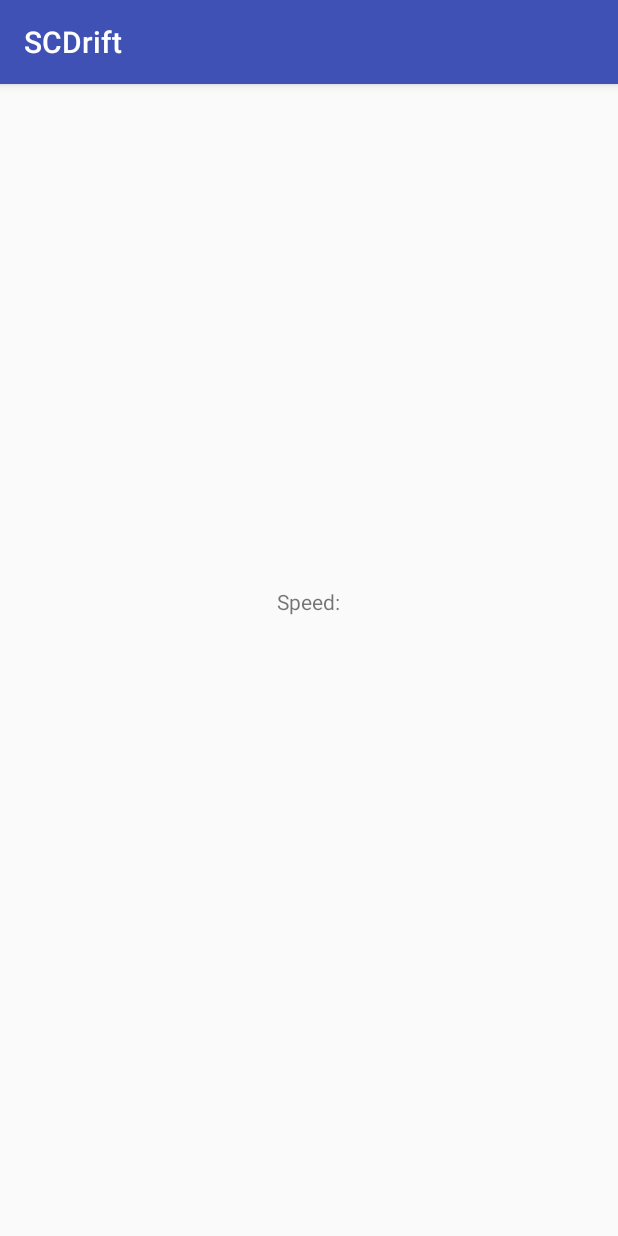
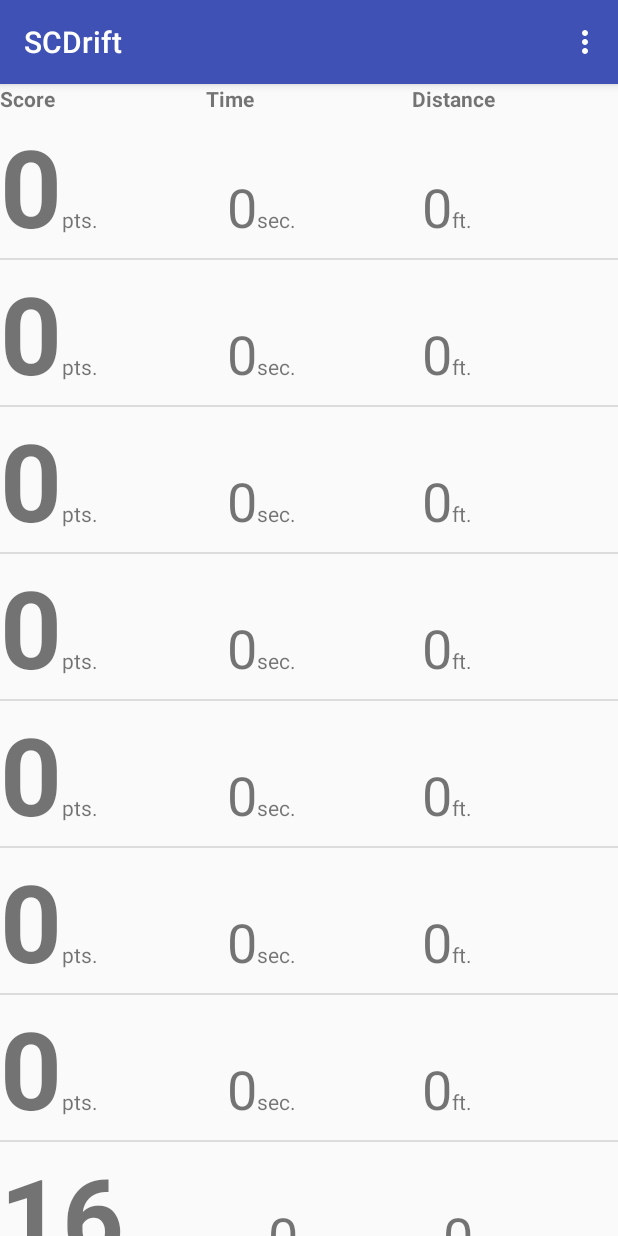
Before and after one commit to benjaminran/sc-drift, an Android app: the screen it shows after launch (MainActivity), on a phone screen of 412 x 824 dp. Run offline under Robolectric (Android 15) with nearby library versions, the phone set to English and light mode, and no system bars; 6 statements that could not run were skipped.

Commit message:
added slides view

```diff
--- a/app/src/main/java/com/inboardhack/scdrift/Board.java
+++ b/app/src/main/java/com/inboardhack/scdrift/Board.java
@@ -1,3 +1,4 @@
+/*
 package com.inboardhack.scdrift
 
 public class Board {
@@ -9,7 +10,9 @@ public class Board {
     private float initBearing = 0.0;
     public static final double MINSLIDESTRENGTH = 0;
 
-    public Board(double[] acceleration /* contains gravity */) {
+    public Board(double[] acceleration */
+/* contains gravity *//*
+) {
         position[0] = 0;
         position[1] = 0;
         position[2] = 0;
@@ -222,3 +225,4 @@ public class Board {
         ret[2] = da / dt;
     }
 }
+*/
--- a/app/src/main/java/com/inboardhack/scdrift/DataThread.java
+++ b/app/src/main/java/com/inboardhack/scdrift/DataThread.java
@@ -15,8 +15,9 @@ public class DataThread extends Thread {
     private VelocityMeter velocityMeter;
 
     public DataThread(DataService dataService) {
+        super("DataThread");
         this.dataService = dataService;
-        velocityMeter = new VelocityMeter();
+        velocityMeter = new VelocityMeter(dataService);
     }
 
     public VelocityMeter getVelocityMeter() { return velocityMeter; }
--- a/app/src/main/java/com/inboardhack/scdrift/MainActivity.java
+++ b/app/src/main/java/com/inboardhack/scdrift/MainActivity.java
@@ -13,6 +13,7 @@ import android.support.design.widget.FloatingActionButton;
 import android.support.design.widget.Snackbar;
 import android.support.v7.app.AppCompatActivity;
 import android.support.v7.widget.Toolbar;
+import android.util.Log;
 import android.view.View;
 import android.view.Menu;
 import android.view.MenuItem;
@@ -33,26 +34,16 @@ public class MainActivity extends AppCompatActivity implements ServiceConnection
         initUi();
         scoreViewUpdater = new ScoreViewUpdater(new Handler(), scoreView);
         scoreViewUpdater.run();
-
         Intent intent = new Intent(this, DataService.class);
         startService(intent);
         bindService(intent, this, 0);
-
-        /*FloatingActionButton fab = (FloatingActionButton) findViewById(R.id.fab);
-        fab.setOnClickListener(new View.OnClickListener() {
-            @Override
-            public void onClick(View view) {
-                Snackbar.make(view, "Replace with your own action", Snackbar.LENGTH_LONG)
-                        .setAction("Action", null).show();
-            }
-        });*/
     }
 
     private void registerForLocation() {
         LocationManager locationManager = (LocationManager) this.getSystemService(Context.LOCATION_SERVICE);
         LocationListener locationListener = dataService.getVelocityMeter();
-        locationManager.requestLocationUpdates(LocationManager.GPS_PROVIDER, 0, 0, locationListener);
-        locationManager.requestLocationUpdates(LocationManager.NETWORK_PROVIDER, 0, 0, locationListener);
+        locationManager.requestLocationUpdates(LocationManager.GPS_PROVIDER, 0, 0, locationListener, dataService.getDataThreadLooper());
+        locationManager.requestLocationUpdates(LocationManager.NETWORK_PROVIDER, 0, 0, locationListener, dataService.getDataThreadLooper());
     }
 
     private void initUi() {
@@ -62,38 +53,31 @@ public class MainActivity extends AppCompatActivity implements ServiceConnection
     @Override
     public boolean onCreateOptionsMenu(Menu menu) {
         // Inflate the menu; this adds items to the action bar if it is present.
-//        getMenuInflater().inflate(R.menu.menu_main, menu);
+        getMenuInflater().inflate(R.menu.menu_main, menu);
         return true;
     }
 
     @Override
     public boolean onOptionsItemSelected(MenuItem item) {
-        // Handle action bar item clicks here. The action bar will
-        // automatically handle clicks on the Home/Up button, so long
-        // as you specify a parent activity in AndroidManifest.xml.
         int id = item.getItemId();
-
         //noinspection SimplifiableIfStatement
         if (id == R.id.action_settings) {
             return true;
         }
-
         return super.onOptionsItemSelected(item);
     }
 
-    private void registerSpeedListener() {
+    @Override
+    public void onServiceConnected(ComponentName name, IBinder service) {
+        Log.d("scd", "DataService connected");
+        dataService = ((DataService.DataServiceBinder) service).getService();
+        dataService.setUiHandler(new Handler(getMainLooper()));
+        registerForLocation();
         dataService.getVelocityMeter().registerObserver(scoreView);
     }
 
     @Override
-    public void onServiceConnected(ComponentName name, IBinder service) {
-        dataService = ((DataService.DataServiceBinder) service).getService();
-        registerForLocation();
-        registerSpeedListener();
-    }
-
-    @Override
     public void onServiceDisconnected(ComponentName name) {
-
+        Log.d("scd", "DataService disconnected");
     }
 }
--- a/app/src/main/java/com/inboardhack/scdrift/Observer.java
+++ b/app/src/main/java/com/inboardhack/scdrift/Observer.java
@@ -4,5 +4,5 @@ package com.inboardhack.scdrift;
  * Created by benjaminran on 1/29/16.
  */
 public interface Observer {
-    void notify(double speed);
+    void notify(double velocity, double bearing, double altitude);
 }
--- a/app/src/main/java/com/inboardhack/scdrift/ScoreView.java
+++ b/app/src/main/java/com/inboardhack/scdrift/ScoreView.java
@@ -36,16 +36,16 @@ public class ScoreView extends RelativeLayout implements Observer {
         setGravity(CENTER_IN_PARENT);
         score = new Score();
         scoreView = new TextView(context);
-        scoreView.setTextSize(TypedValue.COMPLEX_UNIT_DIP, 72);
+        scoreView.setTextSize(TypedValue.COMPLEX_UNIT_DIP, 18);
         scoreLabel = new TextView(context);
-        scoreLabel.setText("Speed:");
+        scoreLabel.setText("Score:");
         //update(); // TODO
-        addView(scoreView);
-        addView(scoreLabel);
+//        addView(scoreView);
+//        addView(scoreLabel);
     }
 
-    public void updateSpeed(double speed) {
-        scoreView.setText(""+speed);
+    public void updateSpeed(double speed, double bearing, double altitude) {
+        scoreView.setText(String.format("%.5f\n%.2f\n%.2f", speed, bearing, altitude));
     }
 
     public void update() {
@@ -70,7 +70,8 @@ public class ScoreView extends RelativeLayout implements Observer {
     }
 
     @Override
-    public void notify(double speed) {
-        updateSpeed(speed);
+    public void notify(double v, double bearing, double altitude) {
+        double speed = v;//Math.sqrt(v[0]*v[0] + v[1]*v[1] + v[2]*v[2]);
+        updateSpeed(speed, bearing, altitude);
     }
 }
--- a/app/src/main/java/com/inboardhack/scdrift/SlideHistory.java
+++ b/app/src/main/java/com/inboardhack/scdrift/SlideHistory.java
@@ -10,6 +10,11 @@ public class SlideHistory extends ArrayList<Slide> {
 
     private SlideHistory() {
         super();
+        for(int i=0; i<15; i++) // dummy data
+            add(new Slide());
+        get(10).incrementScore(new double[]{0,-10,0}, new double[]{1,0,0}, new double[]{0,3,0});
+        get(8).incrementScore(new double[]{0,-6.78,0}, new double[]{1,0,0}, new double[]{0,2.3,0});
+        get(7).incrementScore(new double[]{0,-10,0}, new double[]{1,0,0}, new double[]{0,6,0});
     }
 
     public static SlideHistory getInstance() {
--- /dev/null
+++ b/app/src/main/java/com/inboardhack/scdrift/SlidesAdapter.java
@@ -0,0 +1,56 @@
+package com.inboardhack.scdrift;
+
+import android.content.Context;
+import android.view.LayoutInflater;
+import android.view.View;
+import android.view.ViewGroup;
+import android.widget.BaseAdapter;
+import android.widget.TextView;
+
+/**
+ * Created by benjaminran on 1/29/16.
+ */
+public class SlidesAdapter extends BaseAdapter {
+
+    private Context context;
+
+    public SlidesAdapter(Context context) {
+        super();
+        this.context = context;
+    }
+
+    @Override
+    public View getView(int position, View convertView, ViewGroup parent) {
+        View rowView;
+        if(convertView == null) {
+            LayoutInflater inflater = (LayoutInflater) context.getSystemService(Context.LAYOUT_INFLATER_SERVICE);
+            rowView = inflater.inflate(R.layout.slide, parent, false);
+        }
+        else {
+            rowView = convertView;
+        }
+        TextView scoreView = (TextView) rowView.findViewById(R.id.slide_score);
+        TextView lengthView = (TextView) rowView.findViewById(R.id.slide_length);
+        TextView distanceView = (TextView) rowView.findViewById(R.id.slide_distance);
+        scoreView.setText(""+((Slide) getItem(position)).getScore());
+//        lengthView.setText(((Slide) getItem(position)).getLength()); // TODO: possible?
+//        distanceView.setText(((Slide) getItem(position)).getDistance()); // TODO: possible?
+        return rowView;
+    }
+
+    @Override
+    public int getCount() {
+
+        return SlideHistory.getInstance().size();
+    }
+
+    @Override
+    public Object getItem(int position) { // TODO: add option to sort by score, not just time
+        return SlideHistory.getInstance().get(position);
+    }
+
+    @Override
+    public long getItemId(int position) {
+        return 0;
+    }
+}
--- /dev/null
+++ b/app/src/main/java/com/inboardhack/scdrift/SlidesView.java
@@ -0,0 +1,28 @@
+package com.inboardhack.scdrift;
+
+import android.content.Context;
+import android.util.AttributeSet;
+import android.view.View;
+import android.widget.AdapterView;
+import android.widget.ListView;
+import android.widget.Toast;
+
+/**
+ * Created by benjaminran on 1/29/16.
+ */
+public class SlidesView extends ListView implements AdapterView.OnItemClickListener {
+
+    private SlidesAdapter adapter;
+
+    public SlidesView(Context context, AttributeSet attrs) {
+        super(context, attrs);
+        adapter = new SlidesAdapter(context);
+        setOnItemClickListener(this);
+        setAdapter(adapter);
+    }
+
+    @Override
+    public void onItemClick(AdapterView<?> parent, View view, int position, long id) {
+        Toast.makeText(getContext(), "Clicked Slide Number " + position, Toast.LENGTH_LONG).show();
+    }
+}
--- a/app/src/main/res/layout/content_main.xml
+++ b/app/src/main/res/layout/content_main.xml
@@ -1,18 +1,54 @@
 <?xml version="1.0" encoding="utf-8"?>
 <RelativeLayout xmlns:android="http://schemas.android.com/apk/res/android"
     xmlns:tools="http://schemas.android.com/tools"
-    xmlns:app="http://schemas.android.com/apk/res-auto" android:layout_width="match_parent"
-    android:layout_height="match_parent" android:paddingLeft="@dimen/activity_horizontal_margin"
-    android:paddingRight="@dimen/activity_horizontal_margin"
-    android:paddingTop="@dimen/activity_vertical_margin"
-    android:paddingBottom="@dimen/activity_vertical_margin"
+    xmlns:app="http://schemas.android.com/apk/res-auto"
+    android:layout_width="match_parent"
+    android:layout_height="match_parent"
     android:gravity="center"
     app:layout_behavior="@string/appbar_scrolling_view_behavior"
-    tools:showIn="@layout/activity_main" tools:context=".MainActivity">
+    tools:showIn="@layout/activity_main"
+    tools:context=".MainActivity">
 
     <com.inboardhack.scdrift.ScoreView
         android:id="@+id/score_view"
         android:layout_width="wrap_content"
         android:layout_height="wrap_content"/>
 
+    <LinearLayout
+        android:id="@+id/slides_header"
+        android:layout_width="match_parent"
+        android:layout_height="wrap_content"
+        android:orientation="horizontal">
+
+        <TextView android:id="@+id/slide_score_header"
+            android:layout_height="wrap_content"
+            android:layout_width="0dp"
+            android:layout_weight="1"
+            android:textStyle="bold"
+            android:text="Score"/>
+
+        <TextView android:id="@+id/slide_length_header"
+            android:layout_height="wrap_content"
+            android:layout_width="0dp"
+            android:layout_weight="1"
+            android:textStyle="bold"
+            android:text="Time"/>
+
+        <TextView android:id="@+id/slide_distance_header"
+            android:layout_height="wrap_content"
+            android:layout_width="0dp"
+            android:layout_weight="1"
+            android:textStyle="bold"
+            android:text="Distance"/>
+    </LinearLayout>
+
+    <com.inboardhack.scdrift.SlidesView
+        android:id="@+id/slides"
+        android:layout_width="wrap_content"
+        android:layout_height="wrap_content"
+        android:layout_alignParentBottom="true"
+        android:layout_alignParentLeft="true"
+        android:layout_alignParentRight="true"
+        android:layout_below="@+id/slides_header"/>
+
 </RelativeLayout>
--- /dev/null
+++ b/app/src/main/res/layout/slide.xml
@@ -0,0 +1,43 @@
+<?xml version="1.0" encoding="utf-8"?>
+<LinearLayout xmlns:android="http://schemas.android.com/apk/res/android"
+    android:orientation="horizontal" android:layout_width="match_parent"
+    android:layout_height="match_parent">
+
+    <TextView android:id="@+id/slide_score"
+        android:layout_height="wrap_content"
+        android:layout_width="wrap_content"
+        android:textStyle="bold"
+        android:textSize="72dp"
+        android:text="0"/>
+
+    <TextView android:id="@+id/slide_score_label"
+        android:layout_height="wrap_content"
+        android:layout_width="0dp"
+        android:layout_weight="1"
+        android:text="pts."/>
+
+    <TextView android:id="@+id/slide_length"
+        android:layout_height="wrap_content"
+        android:layout_width="wrap_content"
+        android:textSize="36dp"
+        android:text="0"/>
+
+    <TextView android:id="@+id/slide_length_label"
+        android:layout_height="wrap_content"
+        android:layout_width="0dp"
+        android:layout_weight="1"
+        android:text="sec."/>
+
+    <TextView android:id="@+id/slide_distance"
+        android:layout_height="wrap_content"
+        android:layout_width="wrap_content"
+        android:textSize="36dp"
+        android:text="0"/>
+
+    <TextView android:id="@+id/slide_distance_label"
+        android:layout_height="wrap_content"
+        android:layout_width="0dp"
+        android:layout_weight="1"
+        android:text="ft."/>
+
+</LinearLayout>
```
Also changed, not shown: app/src/main/java/com/inboardhack/scdrift/DataService.java (+7 -0 lines), app/src/main/java/com/inboardhack/scdrift/VelocityMeter.java (+28 -7 lines).
